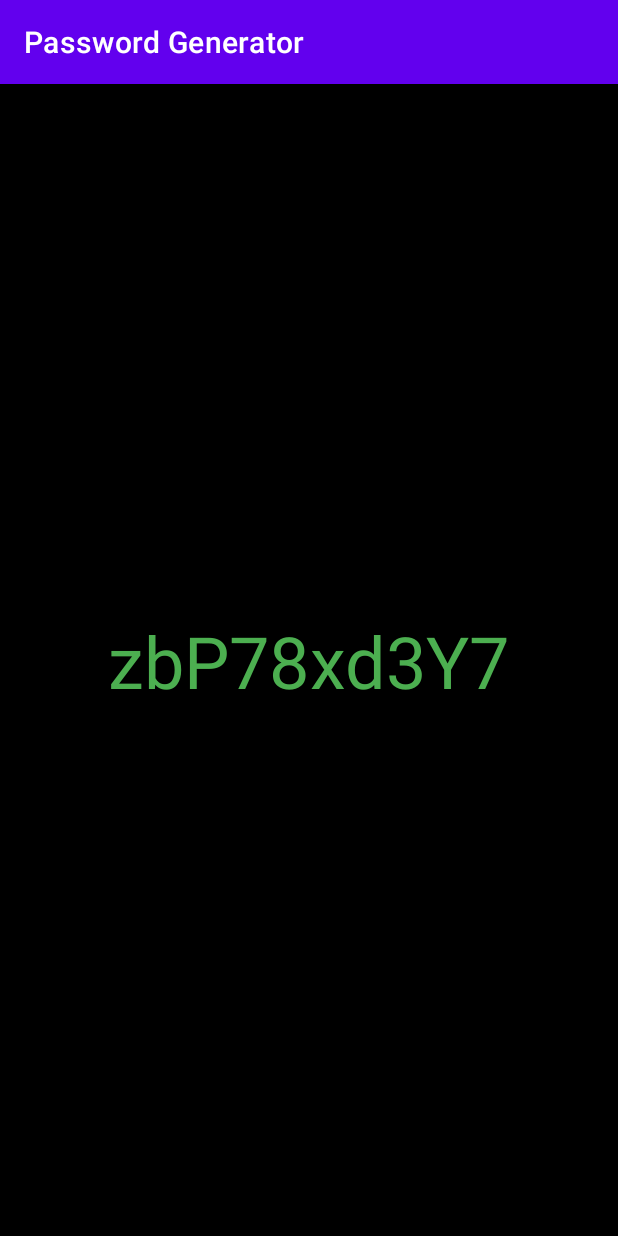
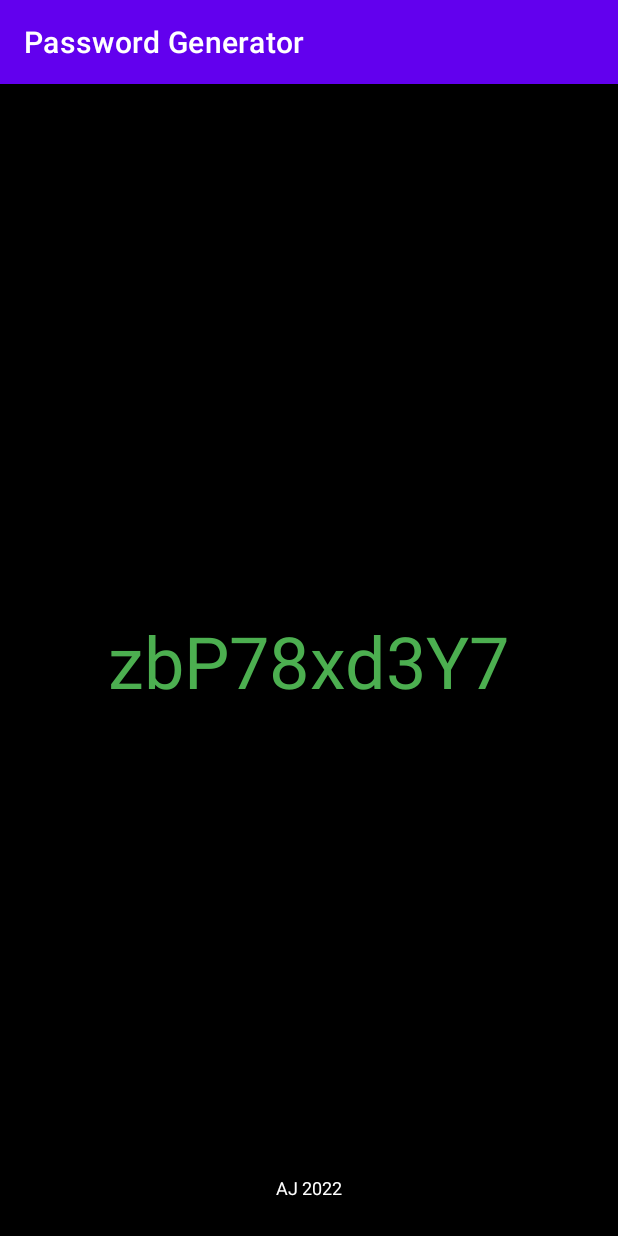
Before and after one commit to talijan04/PasswordGenerator, an Android app: the screen it shows after launch (MainActivity), on a phone screen of 412 x 824 dp. Run offline under Robolectric (Android 15) with nearby library versions, the phone set to English and light mode, and no system bars.

```diff
--- a/app/src/main/java/rs/in/talijan04/passwordgenerator/MainActivity.java
+++ b/app/src/main/java/rs/in/talijan04/passwordgenerator/MainActivity.java
@@ -1,14 +1,15 @@
 package rs.in.talijan04.passwordgenerator;
 
 import androidx.appcompat.app.AppCompatActivity;
-
 import android.os.Bundle;
+import android.view.View;
 import android.widget.TextView;
 
 public class MainActivity extends AppCompatActivity {
 
+    private static final int NUM_DIGIT = 10;
+
     TextView txtPassword;
-
 
     @Override
     protected void onCreate(Bundle savedInstanceState) {
@@ -17,15 +18,30 @@ public class MainActivity extends AppCompatActivity {
 
         txtPassword = (TextView) findViewById(R.id.txtPassword);
 
-        String temp_password = passwordGenerator(10);
+        String temp_password = passwordGenerator(NUM_DIGIT);
         txtPassword.setText(temp_password);
 
+        initDataFun();
     }
+
+
+    private void initDataFun() {
+
+        txtPassword.setOnClickListener(new View.OnClickListener() {
+            @Override
+            public void onClick(View v) {
+                String temp_password = passwordGenerator(NUM_DIGIT);
+                txtPassword.setText(temp_password);
+            }
+        });
+    }
+
 
     private String passwordGenerator(int digit){
 
         String lower_cases = "qwertyuiopasdfghjklzxcvbnm";
         String upper_cases = "QWERTYUIOPASDFGHJKLZXCVBNM";
+        String signs = "~!@#$%^&*_+=-";
 
         String password = "";
 
@@ -48,6 +64,10 @@ public class MainActivity extends AppCompatActivity {
                     rand = (int)(upper_cases.length() * Math.random());
                     password += String.valueOf(upper_cases.charAt(rand));
                     break;
+                case 3:
+                    rand = (int)(signs.length() * Math.random());
+                    password += String.valueOf(signs.charAt(rand));
+                    break;
             }
         }
 
--- /dev/null
+++ b/app/src/main/java/rs/in/talijan04/passwordgenerator/Opis.txt
@@ -0,0 +1 @@
+The application helps you generate a random password as you used it for your user accounts. The password is not stored in the phone memory. Each new launch of the application generates a new password. If you want to save the password, it is best to do a screen shot
--- a/app/src/main/res/layout/activity_main.xml
+++ b/app/src/main/res/layout/activity_main.xml
@@ -20,4 +20,17 @@
         android:textSize="48sp"
         />
 
+    <TextView
+        android:id="@+id/txtAbout"
+        android:layout_width="wrap_content"
+        android:layout_height="wrap_content"
+        android:text="AJ 2022"
+        app:layout_constraintBottom_toBottomOf="parent"
+        app:layout_constraintLeft_toLeftOf="parent"
+        app:layout_constraintRight_toRightOf="parent"
+        android:layout_marginBottom="24dp"
+       android:textColor="@color/white"
+        android:textSize="12sp"
+        />
+
 </androidx.constraintlayout.widget.ConstraintLayout>
```
